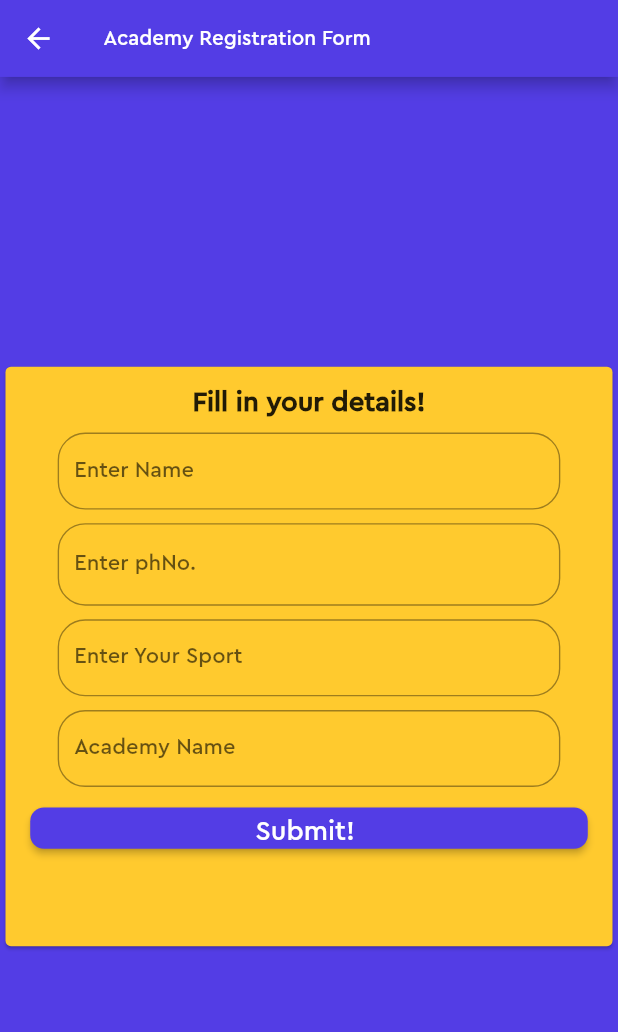
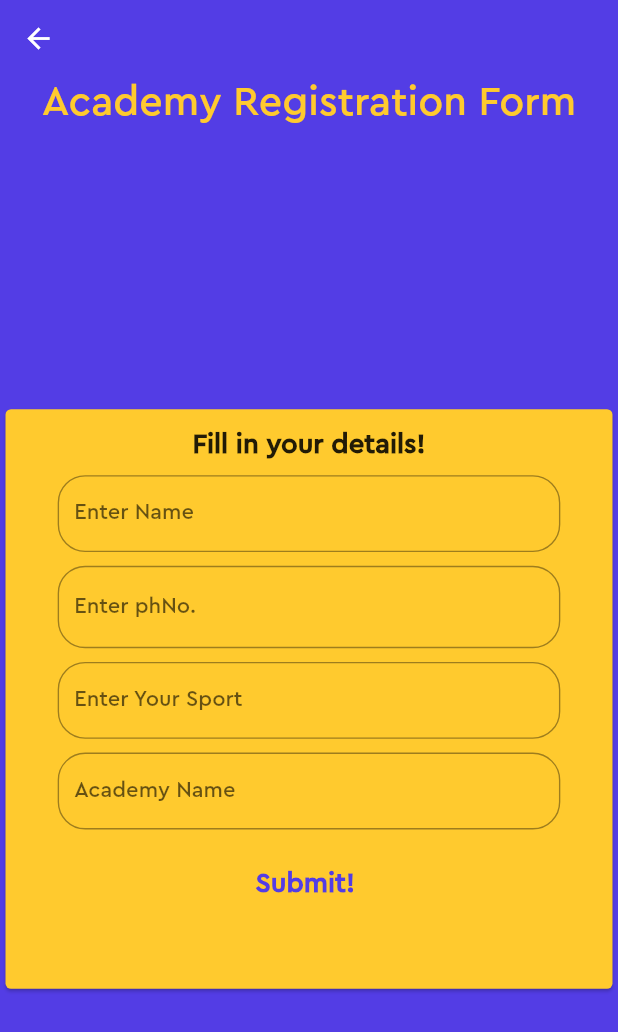
Before and after one commit to anshb7/athleap, a Flutter app: the CoachData screen opened directly, on a phone screen of 412 x 824 dp. Shown: the top 1032 px of the screen. Run offline on Flutter 3.47's test engine with Material 2 defaults, Android fonts, the phone set to English and light mode, and no system bars; our stand-ins replace animated_text_kit, auto_size_text, card_swiper, cloud_firestore, curved_navigation_bar, firebase_auth and 8 more; missing offline and left inert: animated_button, dart:ffi; accounts and stored records are empty; network calls fail.

Commit message:
bug fixing

```diff
--- a/lib/backend/coachdata.dart
+++ b/lib/backend/coachdata.dart
@@ -35,16 +35,26 @@ class _CoachDataState extends State<CoachData> {
     return Scaffold(
       backgroundColor: Color.fromRGBO(83, 61, 229, 1),
       appBar: AppBar(
-        title: Text(
-          " Academy Registration Form",
-          style:
-              TextStyle(color: Colors.white, fontFamily: "Cera", fontSize: 15),
+        backgroundColor: Colors.transparent,
+        elevation: 0,
       ),
+      body: Column(
+        mainAxisAlignment: MainAxisAlignment.start,
+        children: [
+          Text(
+            "Academy Registration Form",
+            textAlign: TextAlign.left,
+            style: TextStyle(
+                color: Color.fromRGBO(255, 202, 46, 1),
+                fontFamily: "Cera",
+                fontSize: 30),
           ),
-      body: Center(
+          SizedBox(
+            height: 200,
+          ),
+          Center(
             child: Container(
               height: 430,
-          width: 500,
               child: Card(
                 color: Color.fromRGBO(255, 202, 46, 1),
                 child: Center(
@@ -91,7 +101,8 @@ class _CoachDataState extends State<CoachData> {
                                     labelStyle: TextStyle(fontFamily: "Cera"),
                                     border: OutlineInputBorder(
                                         gapPadding: 2,
-                                    borderRadius: BorderRadius.circular(20))),
+                                        borderRadius:
+                                            BorderRadius.circular(20))),
                                 textInputAction: TextInputAction.next,
                                 onSaved: (newValue) {
                                   setState(() {
@@ -111,7 +122,8 @@ class _CoachDataState extends State<CoachData> {
                                     prefixText: "+91",
                                     labelText: "Enter phNo.",
                                     border: OutlineInputBorder(
-                                    borderRadius: BorderRadius.circular(20))),
+                                        borderRadius:
+                                            BorderRadius.circular(20))),
                                 textInputAction: TextInputAction.next,
                                 keyboardType: TextInputType.phone,
                                 validator: (value) {
@@ -141,7 +153,8 @@ class _CoachDataState extends State<CoachData> {
                                     labelText: "Enter Your Sport",
                                     border: OutlineInputBorder(
                                         gapPadding: 2,
-                                    borderRadius: BorderRadius.circular(20))),
+                                        borderRadius:
+                                            BorderRadius.circular(20))),
                                 textInputAction: TextInputAction.next,
                                 validator: (value) {
                                   if (isInt(value.toString())) {
@@ -170,7 +183,8 @@ class _CoachDataState extends State<CoachData> {
                                     labelText: "Academy Name",
                                     border: OutlineInputBorder(
                                         gapPadding: 2,
-                                    borderRadius: BorderRadius.circular(20))),
+                                        borderRadius:
+                                            BorderRadius.circular(20))),
                                 textInputAction: TextInputAction.next,
                                 validator: (value) {
                                   if (isInt(value.toString())) {
@@ -192,9 +206,8 @@ class _CoachDataState extends State<CoachData> {
                               padding: const EdgeInsets.symmetric(
                                   horizontal: 10, vertical: 10),
                               child: Container(
-                            width: 80,
-                            height: 30,
-                            child: ElevatedButton(
+                                width: 50,
+                                child: TextButton(
                                   onPressed: () {
                                     final isValid =
                                         formkey.currentState?.validate();
@@ -206,7 +219,8 @@ class _CoachDataState extends State<CoachData> {
                                           content: Text(
                                             "Successfully Added!",
                                             style: TextStyle(
-                                            fontSize: 15, color: Colors.white),
+                                                fontSize: 15,
+                                                color: Colors.white),
                                           ),
                                         );
                                         ScaffoldMessenger.of(context)
@@ -225,14 +239,17 @@ class _CoachDataState extends State<CoachData> {
                                     padding: EdgeInsets.symmetric(
                                         vertical: 5.0, horizontal: 10),
                                     shape: RoundedRectangleBorder(
-                                    borderRadius: BorderRadius.circular(10.0)),
+                                        borderRadius:
+                                            BorderRadius.circular(10.0)),
                                   ),
                                   child: Text(
                                     "Submit! ",
                                     style: TextStyle(
-                                    color: Colors.white,
+                                      fontWeight: FontWeight.bold,
+                                      color: Color.fromRGBO(83, 61, 229, 1),
                                       fontSize: 20,
-                                    fontFamily: "Cera"),
+                                      fontFamily: "Cera",
+                                    ),
                                   ),
                                 ),
                               ),
@@ -243,6 +260,8 @@ class _CoachDataState extends State<CoachData> {
                 ),
               ),
             ),
+          ),
+        ],
       ),
     );
   }
--- a/pubspec.yaml
+++ b/pubspec.yaml
@@ -53,6 +53,7 @@ dependencies:
   auto_size_text: ^3.0.0
   shimmer: ^2.0.0
   page_transition: ^2.0.9
+  animated_text_kit: ^4.2.2
 
 dev_dependencies:
   flutter_test:
```
Also changed, not shown: lib/backend/coachdash.dart (+37 -18 lines), lib/backend/coachprofile.dart (+19 -0 lines), lib/backend/leaderboard.dart (+42 -9 lines), lib/backend/profilepage.dart (+17 -1 lines), pubspec.lock. Lines whose indentation alone changed are shown as unchanged.
